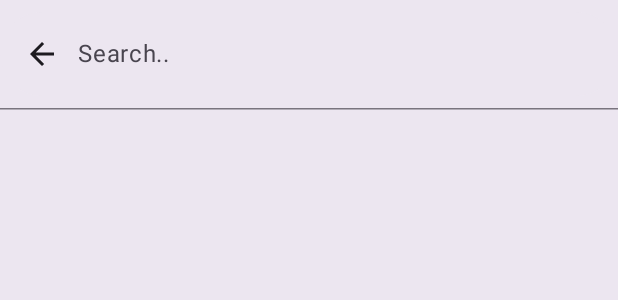
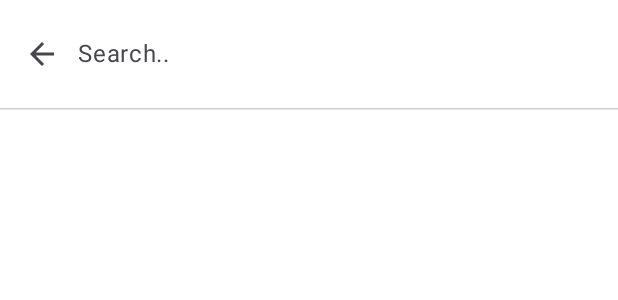
Before and after one commit to ajloinformatico/NewKeepItDroid, an Android app built with Jetpack Compose: the @Preview function SearchScreenPreview, on a phone screen of 412 x 824 dp. Shown: the top 300 px of the screen. Run offline under Robolectric (Android 15) with nearby library versions, the phone set to English and light mode, and no system bars; our stand-ins replace Dagger/Hilt's generated code, Room's generated code.

Commit message:
fix onBack navigation in Search screen from search topBar and wip in styles and onBack from system keyboard

```diff
--- a/app/src/main/java/es/infolojo/newkeepitdroid/navigation/NewKeepItDroidNavHost.kt
+++ b/app/src/main/java/es/infolojo/newkeepitdroid/navigation/NewKeepItDroidNavHost.kt
@@ -48,7 +48,7 @@ fun NewKeepItDroidNavHost(
         popExitTransition = {
             slideOutOfContainer(
                 AnimatedContentTransitionScope.SlideDirection.End,
-                tween(700)
+                tween(ANIMATION_TRANSITION_DURATION)
             )
         }
     ) {
@@ -56,7 +56,7 @@ fun NewKeepItDroidNavHost(
             HomeScreen(mainEvents = mainEvents, navHostController = navController)
         }
         composable(ScreensRoutes.Search.route) {
-            SearchScreen(modifier = modifier, mainEvents = mainEvents, navHostController = navController)
+            SearchScreen(mainEvents = mainEvents, navHostController = navController)
         }
         composable(ScreensRoutes.Add.route) {
             AddScreen(modifier = modifier, mainEvents = mainEvents)
--- a/app/src/main/java/es/infolojo/newkeepitdroid/ui/activities/main/MainActivity.kt
+++ b/app/src/main/java/es/infolojo/newkeepitdroid/ui/activities/main/MainActivity.kt
@@ -1,7 +1,6 @@
 package es.infolojo.newkeepitdroid.ui.activities.main
 
 import android.os.Bundle
-import android.window.OnBackInvokedDispatcher
 import androidx.activity.ComponentActivity
 import androidx.activity.compose.setContent
 import androidx.activity.enableEdgeToEdge
--- a/app/src/main/java/es/infolojo/newkeepitdroid/ui/screens/home/HomeScreen.kt
+++ b/app/src/main/java/es/infolojo/newkeepitdroid/ui/screens/home/HomeScreen.kt
@@ -23,7 +23,6 @@ import androidx.compose.material3.ExperimentalMaterial3Api
 import androidx.compose.material3.FloatingActionButton
 import androidx.compose.material3.Icon
 import androidx.compose.material3.IconButton
-import androidx.compose.material3.Scaffold
 import androidx.compose.material3.Text
 import androidx.compose.material3.TopAppBar
 import androidx.compose.runtime.Composable
@@ -45,7 +44,9 @@ import androidx.hilt.navigation.compose.hiltViewModel
 import androidx.navigation.NavHostController
 import es.infolojo.newkeepitdroid.R
 import es.infolojo.newkeepitdroid.ui.activities.main.events.MainEvents
+import es.infolojo.newkeepitdroid.ui.screens.commons.NewKeepItDroidSurfaceComponent
 import es.infolojo.newkeepitdroid.ui.screens.commons.RegularAlertDialogComponent
+import es.infolojo.newkeepitdroid.ui.theme.ThemeHelper
 import es.infolojo.newkeepitdroid.utils.getSize
 
 private const val PREVIEW_NOTES_SIZE = 8
@@ -66,11 +67,12 @@ fun HomeScreen(
     // needed to manage number of columns. In the other way with simple lazy list is ok
     val lazyListState = rememberLazyStaggeredGridState()
 
-    Scaffold(
+    NewKeepItDroidSurfaceComponent(
         topBar = {
             // appBar preparada para incluir títulos he iconos
             TopAppBar(
                 // shadow similar a elevaion en xml
+                colors = ThemeHelper.getTopBarColors(),
                 modifier = Modifier
                     .fillMaxWidth()
                     .shadow(2.dp),
--- a/app/src/main/java/es/infolojo/newkeepitdroid/ui/screens/search/SearchScreen.kt
+++ b/app/src/main/java/es/infolojo/newkeepitdroid/ui/screens/search/SearchScreen.kt
@@ -13,36 +13,32 @@ import androidx.compose.material3.ExperimentalMaterial3Api
 import androidx.compose.material3.Icon
 import androidx.compose.material3.IconButton
 import androidx.compose.material3.SearchBar
+import androidx.compose.material3.SearchBarDefaults
 import androidx.compose.material3.Text
+import androidx.compose.material3.TextFieldDefaults
 import androidx.compose.runtime.Composable
 import androidx.compose.runtime.collectAsState
-import androidx.compose.runtime.getValue
-import androidx.compose.runtime.mutableStateOf
-import androidx.compose.runtime.saveable.rememberSaveable
-import androidx.compose.runtime.setValue
 import androidx.compose.ui.Alignment
 import androidx.compose.ui.Modifier
+import androidx.compose.ui.graphics.Color
 import androidx.compose.ui.res.stringResource
 import androidx.compose.ui.tooling.preview.Preview
 import androidx.compose.ui.unit.dp
 import androidx.hilt.navigation.compose.hiltViewModel
 import androidx.navigation.NavHostController
 import es.infolojo.newkeepitdroid.R
-import es.infolojo.newkeepitdroid.navigation.ScreensRoutes
 import es.infolojo.newkeepitdroid.ui.activities.main.events.MainEvents
 import es.infolojo.newkeepitdroid.ui.screens.commons.RegularAlertDialogComponent
+import es.infolojo.newkeepitdroid.ui.theme.ThemeHelper
 
 @OptIn(ExperimentalMaterial3Api::class)
 @Composable
 fun SearchScreen(
-    modifier: Modifier = Modifier,
     viewModel: SearchScreenViewModel? = hiltViewModel(),
     isPreview: Boolean = false,
     navHostController: NavHostController? = null,
     mainEvents: (MainEvents) -> Unit = {}
 ) {
-    var searchActive by rememberSaveable { mutableStateOf(true) }
-
     // init viewModel
     viewModel?.init(
         mainEvents = mainEvents,
@@ -51,10 +47,18 @@ fun SearchScreen(
 
     // observe notes state
     val notes = viewModel?.notes?.collectAsState(initial = emptyList())
+    val backgroundColor = ThemeHelper.getSurfaceBackGroundColor()
 
-    // TODO:search bar
     SearchBar(
         modifier = Modifier.fillMaxWidth(),
+        colors = SearchBarDefaults.colors(
+            containerColor = backgroundColor,
+            dividerColor = Color.LightGray, // opcional
+            inputFieldColors = TextFieldDefaults.colors(
+                focusedContainerColor = backgroundColor,
+                unfocusedContainerColor = backgroundColor,
+            )
+        ),
         query = viewModel?.searchText?.value.orEmpty(),
         onQueryChange = {
             viewModel?.updateSearchText(it)
@@ -64,19 +68,15 @@ fun SearchScreen(
             viewModel?.updateSearchText(it)
             Log.d("TonyTest", "oSearch")
         },
-        active = searchActive,
-        onActiveChange = {
-            searchActive = it
-        },
+        active = true,
+        onActiveChange = { /*no-op*/ },
         placeholder = {
             Text(text = stringResource(R.string.search))
         },
         leadingIcon = {
             IconButton(
                 onClick = {
-                    mainEvents(
-                        MainEvents.OnBackPressed(ScreensRoutes.Search)
-                    )
+                    navHostController?.popBackStack()
                 }
             ) {
                 Icon(
--- a/app/src/main/java/es/infolojo/newkeepitdroid/ui/screens/update/UpdateScreen.kt
+++ b/app/src/main/java/es/infolojo/newkeepitdroid/ui/screens/update/UpdateScreen.kt
@@ -15,7 +15,6 @@ import androidx.compose.material3.HorizontalDivider
 import androidx.compose.material3.Icon
 import androidx.compose.material3.IconButton
 import androidx.compose.material3.MaterialTheme
-import androidx.compose.material3.Scaffold
 import androidx.compose.material3.Text
 import androidx.compose.material3.TextField
 import androidx.compose.material3.TextFieldDefaults
@@ -40,6 +39,7 @@ import androidx.hilt.navigation.compose.hiltViewModel
 import es.infolojo.newkeepitdroid.R
 import es.infolojo.newkeepitdroid.navigation.ScreensRoutes
 import es.infolojo.newkeepitdroid.ui.activities.main.events.MainEvents
+import es.infolojo.newkeepitdroid.ui.screens.commons.NewKeepItDroidSurfaceComponent
 import es.infolojo.newkeepitdroid.utils.capitalizeSentence
 
 @Composable
@@ -54,7 +54,7 @@ fun UpdateScreen(
     viewModel?.init(noteId, mainEvents)
 
     // Scaffold -> common structure for normal screen
-    Scaffold(
+    NewKeepItDroidSurfaceComponent(
         modifier = modifier.fillMaxWidth(),
         // Inside it we can add a regular topBar that we will use to include back and save buttons
         topBar = {
--- a/app/src/main/java/es/infolojo/newkeepitdroid/ui/theme/Color.kt
+++ b/app/src/main/java/es/infolojo/newkeepitdroid/ui/theme/Color.kt
@@ -9,3 +9,5 @@ val Pink80 = Color(0xFFEFB8C8)
 val Purple40 = Color(0xFF6650a4)
 val PurpleGrey40 = Color(0xFF625b71)
 val Pink40 = Color(0xFF7D5260)
+val White = Color.White
+val Black = Color.Black
```
Also changed, not shown: app/src/main/java/es/infolojo/newkeepitdroid/ui/screens/add/AddScreen.kt (+5 -3 lines), app/src/main/java/es/infolojo/newkeepitdroid/ui/screens/commons/NewKeepItDroidSurfaceComponent.kt (added, +37 -0 lines), app/src/main/java/es/infolojo/newkeepitdroid/ui/theme/Theme.kt (+4 -3 lines), app/src/main/java/es/infolojo/newkeepitdroid/ui/theme/ThemeHelper.kt (added, +42 -0 lines).
